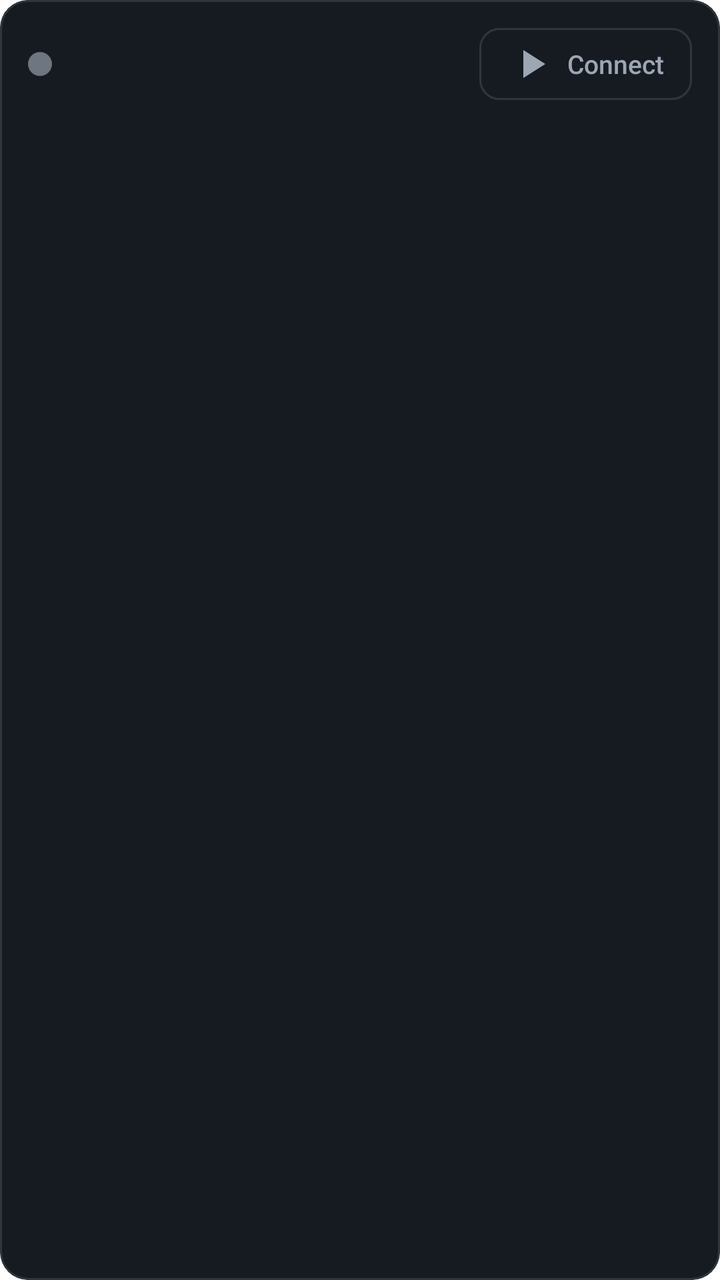
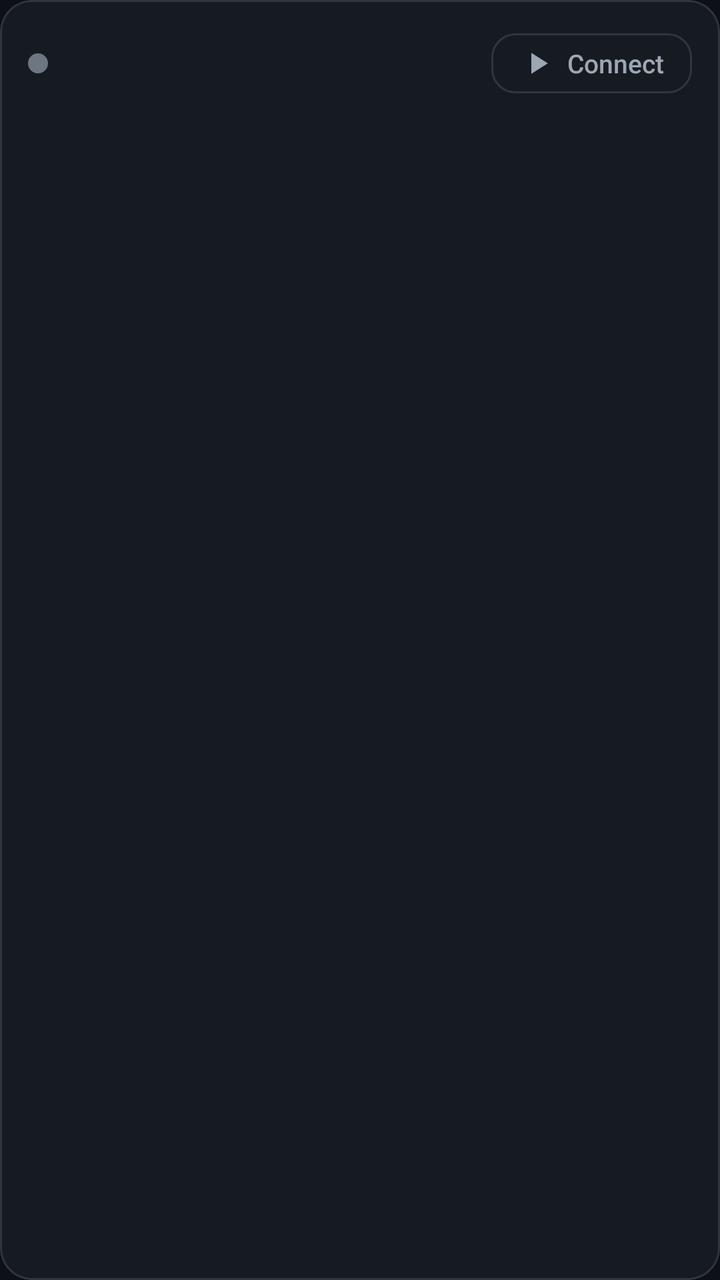

Before-and-after screenshots of an Android layout around one commit, followed by the original layout XML and the change that was made.
<!-- AndroidManifest.xml: application theme Theme.MyApplication -->
<!-- res/layout/item_peer.xml -->
<?xml version="1.0" encoding="utf-8"?>
<com.google.android.material.card.MaterialCardView
    xmlns:android="http://schemas.android.com/apk/res/android"
    xmlns:app="http://schemas.android.com/apk/res-auto"
    style="@style/Widget.LiteP2P.Card"
    android:layout_width="match_parent"
    android:layout_height="wrap_content"
    android:layout_marginHorizontal="10dp"
    android:layout_marginVertical="5dp">

    <LinearLayout
        android:layout_width="match_parent"
        android:layout_height="wrap_content"
        android:orientation="horizontal"
        android:gravity="center_vertical"
        android:padding="14dp">

        <View
            android:id="@+id/peerStatusDot"
            android:layout_width="12dp"
            android:layout_height="12dp"
            android:background="@drawable/bg_status_dot"
            android:importantForAccessibility="no" />

        <LinearLayout
            android:layout_width="0dp"
            android:layout_height="wrap_content"
            android:layout_weight="1"
            android:layout_marginStart="12dp"
            android:orientation="vertical">

            <TextView
                android:id="@+id/peerIdText"
                android:layout_width="match_parent"
                android:layout_height="wrap_content"
                android:fontFamily="monospace"
                android:textSize="13sp"
                android:textStyle="bold"
                android:textColor="@color/text_primary"
                android:singleLine="true"
                android:ellipsize="middle" />

            <TextView
                android:id="@+id/peerMetaText"
                android:layout_width="match_parent"
                android:layout_height="wrap_content"
                android:layout_marginTop="3dp"
                android:textSize="11sp"
                android:textColor="@color/text_secondary"
                android:singleLine="true"
                android:ellipsize="end" />
        </LinearLayout>

        <com.google.android.material.button.MaterialButton
            android:id="@+id/peerActionButton"
            style="@style/Widget.LiteP2P.Button.Outlined"
            android:layout_width="wrap_content"
            android:layout_height="wrap_content"
            android:layout_marginStart="10dp"
            android:minWidth="0dp"
            android:minHeight="0dp"
            android:insetTop="0dp"
            android:insetBottom="0dp"
            android:paddingHorizontal="14dp"
            android:paddingVertical="6dp"
            android:text="Connect"
            app:icon="@drawable/ic_play"
            app:iconPadding="6dp"
            app:iconTint="@color/text_secondary"
            android:textColor="@color/text_secondary" />

    </LinearLayout>

</com.google.android.material.card.MaterialCardView>
<!-- resources referenced by this layout -->
<resources>
  <style name="Widget.LiteP2P.Button.Outlined" parent="Widget.MaterialComponents.Button.OutlinedButton">
          <item name="android:textAllCaps">false</item>
          <item name="android:textSize">13sp</item>
          <item name="android:letterSpacing">0</item>
          <item name="cornerRadius">10dp</item>
          <item name="strokeColor">@color/stroke</item>
          <item name="android:textColor">@color/text_secondary</item>
          <item name="iconTint">@color/text_secondary</item>
      </style>
  <style name="Widget.LiteP2P.Card" parent="Widget.MaterialComponents.CardView">
          <item name="cardBackgroundColor">@color/surface_1</item>
          <item name="cardCornerRadius">14dp</item>
          <item name="cardElevation">0dp</item>
          <item name="strokeColor">@color/stroke</item>
          <item name="strokeWidth">1dp</item>
      </style>
  <style name="Theme.MyApplication" parent="Theme.MaterialComponents.DayNight.DarkActionBar">
          
          <item name="colorPrimary">@color/purple_500</item>
          <item name="colorPrimaryVariant">@color/purple_700</item>
          <item name="colorOnPrimary">@color/white</item>
          
          <item name="colorSecondary">@color/teal_200</item>
          <item name="colorSecondaryVariant">@color/teal_700</item>
          <item name="colorOnSecondary">@color/black</item>
          
          <item name="android:statusBarColor">?attr/colorPrimaryVariant</item>
          
      </style>
  <color name="purple_500">#FF6200EE</color>
  <color name="purple_700">#FF3700B3</color>
  <color name="teal_700">#FF018786</color>
  <!-- unchanged entries left out for length: 10 -->
</resources>

<!-- the commit's change to res/layout/item_peer.xml (unified diff, before → after) -->
@@ -5,8 +5,8 @@
     style="@style/Widget.LiteP2P.Card"
     android:layout_width="match_parent"
     android:layout_height="wrap_content"
-    android:layout_marginHorizontal="10dp"
-    android:layout_marginVertical="5dp">
+    android:layout_marginHorizontal="12dp"
+    android:layout_marginVertical="4dp">
 
     <LinearLayout
         android:layout_width="match_parent"
@@ -17,8 +17,8 @@
 
         <View
             android:id="@+id/peerStatusDot"
-            android:layout_width="12dp"
-            android:layout_height="12dp"
+            android:layout_width="10dp"
+            android:layout_height="10dp"
             android:background="@drawable/bg_status_dot"
             android:importantForAccessibility="no" />
 
<!-- resource entries referenced after the edit -->
@@ -1,37 +1,105 @@
 <!-- resources referenced by this layout -->
 <resources>
-  <style name="Widget.LiteP2P.Button.Outlined" parent="Widget.MaterialComponents.Button.OutlinedButton">
+  <style name="Widget.LiteP2P.Button.Outlined" parent="Widget.Material3.Button.OutlinedButton">
           <item name="android:textAllCaps">false</item>
           <item name="android:textSize">13sp</item>
           <item name="android:letterSpacing">0</item>
-          <item name="cornerRadius">10dp</item>
+          <item name="cornerRadius">12dp</item>
           <item name="strokeColor">@color/stroke</item>
           <item name="android:textColor">@color/text_secondary</item>
           <item name="iconTint">@color/text_secondary</item>
       </style>
-  <style name="Widget.LiteP2P.Card" parent="Widget.MaterialComponents.CardView">
+  <style name="Widget.LiteP2P.Card" parent="Widget.Material3.CardView.Filled">
           <item name="cardBackgroundColor">@color/surface_1</item>
-          <item name="cardCornerRadius">14dp</item>
+          <item name="cardCornerRadius">16dp</item>
           <item name="cardElevation">0dp</item>
           <item name="strokeColor">@color/stroke</item>
           <item name="strokeWidth">1dp</item>
       </style>
-  <style name="Theme.MyApplication" parent="Theme.MaterialComponents.DayNight.DarkActionBar">
+  <style name="Theme.MyApplication" parent="Theme.Material3.Dark.NoActionBar">
           
-          <item name="colorPrimary">@color/purple_500</item>
-          <item name="colorPrimaryVariant">@color/purple_700</item>
+          <item name="colorPrimary">@color/accent</item>
           <item name="colorOnPrimary">@color/white</item>
+          <item name="colorPrimaryContainer">@color/accent_container</item>
+          <item name="colorOnPrimaryContainer">@color/text_primary</item>
+          <item name="colorSecondary">@color/accent</item>
+          <item name="colorOnSecondary">@color/white</item>
+          <item name="colorSecondaryContainer">@color/surface_2</item>
+          <item name="colorOnSecondaryContainer">@color/text_primary</item>
+          <item name="colorTertiary">@color/teal_200</item>
+          <item name="colorOnTertiary">@color/black</item>
+  
           
-          <item name="colorSecondary">@color/teal_200</item>
-          <item name="colorSecondaryVariant">@color/teal_700</item>
-          <item name="colorOnSecondary">@color/black</item>
+          <item name="android:windowBackground">@color/surface_0</item>
+          <item name="colorSurface">@color/surface_0</item>
+          <item name="colorOnSurface">@color/text_primary</item>
+          <item name="colorOnSurfaceVariant">@color/text_secondary</item>
+          <item name="colorSurfaceContainerLow">@color/surface_1</item>
+          <item name="colorSurfaceContainer">@color/surface_2</item>
+          <item name="colorSurfaceContainerHigh">@color/surface_3</item>
+          <item name="colorSurfaceContainerHighest">@color/surface_container_highest</item>
+          <item name="colorSurfaceBright">@color/surface_3</item>
+          <item name="colorSurfaceDim">@color/surface_0</item>
+          <item name="colorOutline">@color/stroke</item>
+          <item name="colorOutlineVariant">@color/stroke</item>
+  
           
-          <item name="android:statusBarColor">?attr/colorPrimaryVariant</item>
+          <item name="colorError">@color/status_err</item>
+          <item name="colorOnError">@color/white</item>
+  
           
+          <item name="android:statusBarColor">@color/surface_0</item>
+          <item name="android:navigationBarColor">@color/surface_0</item>
+          <item name="android:windowLightStatusBar">false</item>
+  
+          
+          <item name="colorControlNormal">@color/text_secondary</item>
+          <item name="colorControlHighlight">@color/ripple_soft</item>
+          <item name="android:textColorPrimary">@color/text_primary</item>
+          <item name="android:textColorSecondary">@color/text_secondary</item>
+          <item name="android:textColorTertiary">@color/text_tertiary</item>
+          <item name="android:textColorHint">@color/text_tertiary</item>
+          <item name="tabStyle">@style/Widget.LiteP2P.TabLayout</item>
+          <item name="materialAlertDialogTheme">@style/ThemeOverlay.LiteP2P.Dialog</item>
       </style>
-  <color name="purple_500">#FF6200EE</color>
-  <color name="purple_700">#FF3700B3</color>
-  <color name="teal_700">#FF018786</color>
+  <color name="accent">#FF2F81F7</color>
+  <color name="accent_container">#FF15304F</color>
+  <color name="surface_2">#FF1C2129</color>
+  <color name="surface_0">#FF0D1117</color>
+  <color name="surface_3">#FF21262D</color>
+  <color name="surface_container_highest">#FF2D333B</color>
+  <color name="status_err">#FFF85149</color>
+  <color name="ripple_soft">#1FFFFFFF</color>
+  <color name="text_tertiary">#FF6E7681</color>
+  <style name="Widget.LiteP2P.TabLayout" parent="Widget.Material3.TabLayout">
+          <item name="android:background">@android:color/transparent</item>
+          <item name="tabBackground">@android:color/transparent</item>
+          <item name="tabIndicatorColor">@color/accent</item>
+          <item name="tabIndicatorHeight">3dp</item>
+          <item name="tabIndicatorFullWidth">false</item>
+          <item name="tabSelectedTextColor">@color/text_primary</item>
+          <item name="tabTextColor">@color/text_tertiary</item>
+          <item name="tabIconTint">@color/tab_icon_tint</item>
+          <item name="tabRippleColor">@color/ripple_soft</item>
+          <item name="tabTextAppearance">@style/TextAppearance.LiteP2P.Tab</item>
+      </style>
+  <style name="ThemeOverlay.LiteP2P.Dialog" parent="ThemeOverlay.Material3.MaterialAlertDialog">
+          <item name="colorSurface">@color/surface_2</item>
+          <item name="colorOnSurface">@color/text_primary</item>
+          <item name="colorOnSurfaceVariant">@color/text_secondary</item>
+          <item name="colorPrimary">@color/accent</item>
+          <item name="colorSecondary">@color/accent</item>
+          <item name="materialAlertDialogTitleTextStyle">@style/TextAppearance.LiteP2P.DialogTitle</item>
+      </style>
+  <style name="TextAppearance.LiteP2P.Tab" parent="TextAppearance.Material3.LabelLarge">
+          <item name="android:textAllCaps">false</item>
+          <item name="android:textSize">13sp</item>
+          <item name="android:letterSpacing">0</item>
+      </style>
+  <style name="TextAppearance.LiteP2P.DialogTitle" parent="MaterialAlertDialog.Material3.Title.Text">
+          <item name="android:textColor">@color/text_primary</item>
+          <item name="android:textSize">18sp</item>
+      </style>
   <!-- unchanged entries left out for length: 10 -->
 </resources>
 
